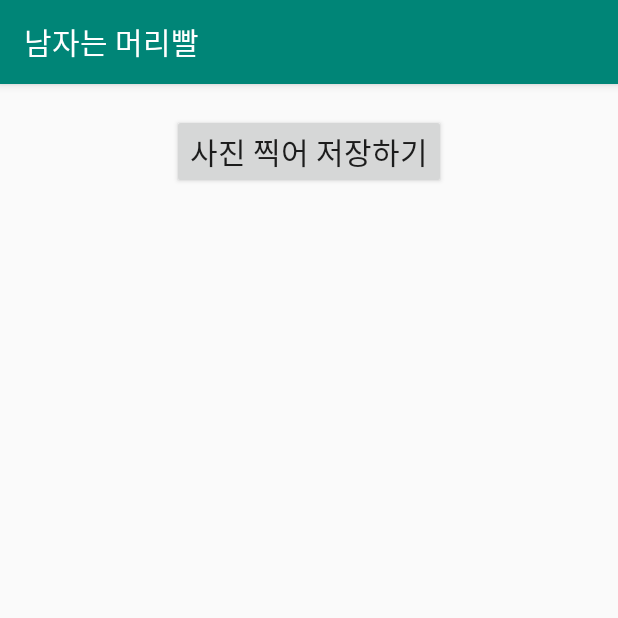
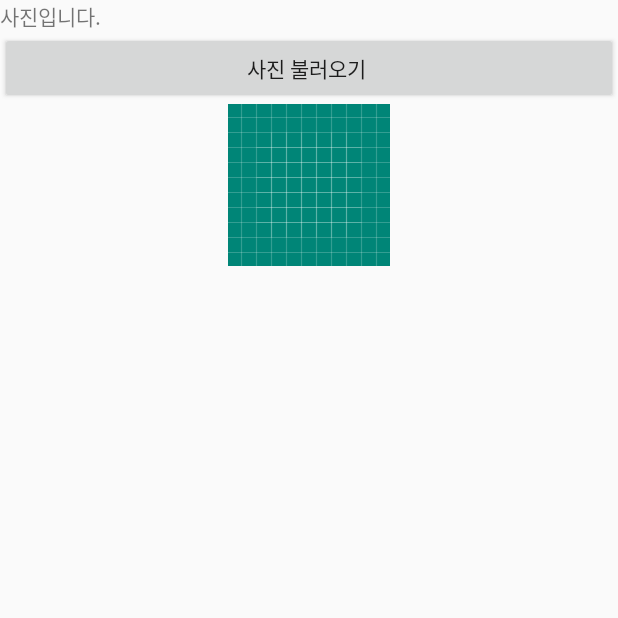
Before and after one commit to djatkdgus789/TeamProJect1, an Android app: the screen it shows after launch (CameraActivity), after a tap on "CAMERA", on a phone screen of 412 x 824 dp, the top half of it. Run offline under Robolectric (Android 15) with nearby library versions, the phone set to English and light mode, and no system bars.

Commit message:
Android
사진촬영후 사진 가져오기 구현
앨범에서 사진 가져오기 구현

```diff
--- a/AndroidStudioProjects/TeamProject1/app/build.gradle
+++ b/AndroidStudioProjects/TeamProject1/app/build.gradle
@@ -4,8 +4,8 @@ android {
     compileSdkVersion 28
     defaultConfig {
         applicationId "com.apress.gerber.teamproject1"
-        minSdkVersion 24
-        targetSdkVersion 28
+        minSdkVersion 20
+        targetSdkVersion 22
         versionCode 1
         versionName "1.0"
         testInstrumentationRunner "android.support.test.runner.AndroidJUnitRunner"
--- a/AndroidStudioProjects/TeamProject1/app/src/main/java/com/apress/gerber/teamproject1/CameraActivity.java
+++ b/AndroidStudioProjects/TeamProject1/app/src/main/java/com/apress/gerber/teamproject1/CameraActivity.java
@@ -1,75 +1,48 @@
 package com.apress.gerber.teamproject1;
 
-import android.content.Intent;
-import android.graphics.Bitmap;
-import android.graphics.BitmapFactory;
+import java.io.File;
 import android.net.Uri;
 import android.os.Bundle;
 import android.os.Environment;
 import android.provider.MediaStore;
-import android.support.v7.app.AppCompatActivity;
+import android.support.v4.content.FileProvider;
 import android.view.View;
+import android.app.Activity;
+import android.content.Intent;
+import android.graphics.Bitmap;
+import android.graphics.BitmapFactory;
+
 import android.widget.ImageView;
-import android.widget.Toast;
 
 
-import java.io.File;
-import java.io.IOException;
+public class CameraActivity extends Activity implements View.OnClickListener{
+    static String SAMPLEIMG=".test.jpg";
+    static File file = new File(Environment.getExternalStorageDirectory(), SAMPLEIMG);
+    static final int REQUEST_PICTURE=1;
 
-/**
- * 인텐트를 이용해 단말의 카메라 앱을 실행시켜 사진을 찍는 방법을 알 수 있습니다.
- *
- */
-public class CameraActivity extends AppCompatActivity {
-    public static final int REQUEST_IMAGE_CAPTURE = 1001;
-
-    File file = null;
-    ImageView imageView;
+    ImageView iv;
 
     @Override
-    protected void onCreate(Bundle savedInstanceState) {
+    protected void onCreate(Bundle savedInstanceState){
         super.onCreate(savedInstanceState);
         setContentView(R.layout.activity_camera);
-
-        imageView = (ImageView) findViewById(R.id.imageView);
-
-        try {
-            file = createFile();
-        } catch (IOException ex) {
-            ex.printStackTrace();
-        }
-
-    }
-
-    public void onButton1Clicked(View v) {
-        Intent intent = new Intent(MediaStore.ACTION_IMAGE_CAPTURE);
-        intent.putExtra(MediaStore.EXTRA_OUTPUT, Uri.fromFile(file));
-        if (intent.resolveActivity(getPackageManager()) != null) {
-            startActivityForResult(intent, REQUEST_IMAGE_CAPTURE);
-        }
-    }
-
-    private File createFile() throws IOException {
-        String imageFileName = "test.jpg";
-        File storageDir = Environment.getExternalStorageDirectory();
-        File curFile = new File(storageDir, imageFileName);
-
-        return curFile;
+        iv=(ImageView) findViewById(R.id.imgView);
+        findViewById(R.id.getCustom).setOnClickListener(this);
     }
 
     @Override
-    protected void onActivityResult(int requestCode, int resultCode, Intent data) {
-        if (requestCode == REQUEST_IMAGE_CAPTURE && resultCode == RESULT_OK) {
-            BitmapFactory.Options options = new BitmapFactory.Options();
-            options.inSampleSize = 8;
-            if (file != null) {
-                Bitmap bitmap = BitmapFactory.decodeFile(file.getAbsolutePath(), options);
-
-                imageView.setImageBitmap(bitmap);
-            } else {
-                Toast.makeText(getApplicationContext(), "File is null.", Toast.LENGTH_LONG).show();
-            }
+    public void onClick(View v){
+        Intent intent = new Intent(MediaStore.ACTION_IMAGE_CAPTURE);
+        intent.putExtra(MediaStore.EXTRA_OUTPUT, FileProvider.getUriForFile(this, "com.apress.gerber.teamproject1.fileprovider", file));
+        if (intent.resolveActivity(getPackageManager()) != null){
+            startActivityForResult(intent, REQUEST_PICTURE);
         }
     }
-
+    protected void onActivityResult(int requestCode,int resultCode,Intent data){
+        super.onActivityResult(requestCode, resultCode, data);
+        BitmapFactory.Options options = new BitmapFactory.Options();
+        options.inSampleSize = 8;
+        Bitmap bitmap = BitmapFactory.decodeFile(file.getAbsolutePath(), options);
+        iv.setImageBitmap(bitmap);
+    }
 }
--- a/AndroidStudioProjects/TeamProject1/app/src/main/java/com/apress/gerber/teamproject1/MainActivity.java
+++ b/AndroidStudioProjects/TeamProject1/app/src/main/java/com/apress/gerber/teamproject1/MainActivity.java
@@ -1,26 +1,19 @@
 package com.apress.gerber.teamproject1;
-
 
 import android.content.Intent;
 import android.net.Uri;
 import android.os.Bundle;
-
-import android.provider.MediaStore;
-
 import android.support.v7.app.AppCompatActivity;
 import android.support.v7.widget.Toolbar;
 import android.view.Menu;
 import android.view.MenuItem;
 import android.view.View;
 
-import android.view.textclassifier.TextLinks;
-import android.widget.Toast;
-
-
 
 public class MainActivity extends AppCompatActivity{
 
-    public static final int REQUEST_CODE_MENU = 101;
+    static final int CAMERA_ACTIVITY_CODE=1;
+    static final int ALBUM_ACTIVITY_CODE=2;
 
     @Override
     protected void onCreate(Bundle savedInstanceState) {
@@ -28,24 +21,10 @@ public class MainActivity extends AppCompatActivity{
         setContentView(R.layout.activity_main);
         Toolbar toolbar = (Toolbar) findViewById(R.id.toolbar);
         setSupportActionBar(toolbar);
-
-//        int permissionCheck = ContextCompat.checkSelfPermission(this, Manifest.permission.CAMERA);
-//        if (permissionCheck == PackageManager.PERMISSION_GRANTED){
-//            Toast.makeText(this, "카메라 권한 있음.", Toast.LENGTH_LONG).show();
-//        }else {
-//            Toast.makeText(this, "카메라 권한 없음", Toast.LENGTH_LONG).show();
-//            if (ActivityCompat.shouldShowRequestPermissionRationale(this, Manifest.permission.CAMERA)){
-//                Toast.makeText(this, "카메라 권한 설명 필요함.", Toast.LENGTH_LONG).show();
-//            }else {
-//                ActivityCompat.requestPermissions(this, new String[] {Manifest.permission.CAMERA}, 1);
-//            }
-//        }
-
     }
 
     @Override
     public boolean onCreateOptionsMenu(Menu menu) {
-        // Inflate the menu; this adds items to the action bar if it is present.
         getMenuInflater().inflate(R.menu.menu_main, menu);
         return true;
     }
@@ -56,8 +35,6 @@ public class MainActivity extends AppCompatActivity{
             case R.id.settings:
                 return true;
             case R.id.exit:
-//                View view = (View) findViewById(R.id.exit);
-//                ExitClick(view);
                 finish();
                 return true;
             default:
@@ -66,18 +43,13 @@ public class MainActivity extends AppCompatActivity{
     }
 
     public void CameraClick(View v) {
-//        Intent iCamera =  new Intent(MediaStore.INTENT_ACTION_STILL_IMAGE_CAMERA);
-//        Toast.makeText(getApplicationContext(), "사진을 찍어주세요.", Toast.LENGTH_LONG).show();
-//        startActivityForResult(iCamera, 0);
-        Intent intent = new Intent(getApplicationContext(), CameraActivity.class) ;
-        startActivityForResult(intent, REQUEST_CODE_MENU);
+       Intent iCamera = new Intent(this, CameraActivity.class);
+       startActivityForResult(iCamera, CAMERA_ACTIVITY_CODE);
     }
 
     public void FolderClick(View v){
-        Intent iFolder = new Intent(Intent.ACTION_PICK);
-        iFolder.setType(MediaStore.Images.Media.CONTENT_TYPE);
-        Toast.makeText(getApplicationContext(), "사진을 선택해 주세요", Toast.LENGTH_LONG).show();
-        startActivityForResult(iFolder, 0);
+        Intent iFolder = new Intent(this, AlbumActivity.class);
+        startActivityForResult(iFolder, ALBUM_ACTIVITY_CODE);
     }
 
     public void Button1Click(View v){
@@ -89,53 +61,4 @@ public class MainActivity extends AppCompatActivity{
         Intent iButton2  = new Intent(Intent.ACTION_VIEW, Uri.parse("http://google.com"));
         startActivity(iButton2);
     }
-
-//    public void ExitClick(View v){
-//        AlertDialog.Builder builder = new AlertDialog.Builder(this);
-//        builder.setTitle("안내");
-//        builder.setMessage("어딜 도망가");
-//        builder.setIcon(android.R.drawable.ic_dialog_alert);
-//        builder.setPositiveButton("예", new DialogInterface.OnClickListener() {
-//            @Override
-//            public void onClick(DialogInterface dialog, int which) {
-//                String message = "예 버튼이 눌렸습니다.";
-//                textView.setText(message);
-//            }
-//        });
-//
-//        builder.setNeutralButton("취소", new DialogInterface.OnClickListener() {
-//            @Override
-//            public void onClick(DialogInterface dialog, int which) {
-//                String message = "취소 버튼이 눌렸습니다.";
-//                textView.setText(message);
-//            }
-//        });
-//
-//        builder.setNeutralButton("아니오", new DialogInterface.OnClickListener() {
-//            @Override
-//            public void onClick(DialogInterface dialog, int which) {
-//                String message = "아니오 버튼이 눌렸습니다.";
-//                textView.setText(message);
-//            }
-//        });
-//
-//        AlertDialog dialog = builder.create();
-//        dialog.show();
-//
-//    }
-
-
-//    @Override
-//    public void onRequestPermissionsResult(int requestCode, @NonNull String[] permissions, @NonNull int[] grantResults) {
-//        switch (requestCode){
-//            case 1:{
-//                if (grantResults.length > 0 && grantResults[0] == PackageManager.PERMISSION_GRANTED){
-//                    Toast.makeText(this, "카메라 권한을 사용자가 승인함.", Toast.LENGTH_LONG).show();
-//                }else {
-//                    Toast.makeText(this, "카메라 권한 거부됨.", Toast.LENGTH_LONG).show();
-//                }
-//                return;
-//            }
-//        }
-//    }
 }
--- a/AndroidStudioProjects/TeamProject1/app/src/main/res/layout-v26/activity_camera.xml
+++ /dev/null
@@ -1,24 +0,0 @@
-<?xml version="1.0" encoding="utf-8"?>
-<LinearLayout xmlns:android="http://schemas.android.com/apk/res/android"
-    android:layout_width="match_parent"
-    android:layout_height="match_parent"
-    android:orientation="vertical"
-    >
-
-
-    <Button
-        android:id="@+id/saveBtn"
-        android:layout_width="wrap_content"
-        android:layout_height="wrap_content"
-        android:layout_marginVertical="20dp"
-        android:layout_gravity="center"
-        android:text="사진 찍어 저장하기"
-        android:textSize="20dp" />
-
-    <FrameLayout
-        android:id="@+id/previewFrame"
-        android:layout_width="match_parent"
-        android:layout_height="match_parent">
-
-    </FrameLayout>
-</LinearLayout>
--- a/AndroidStudioProjects/TeamProject1/app/src/main/res/layout/activity_camera.xml
+++ b/AndroidStudioProjects/TeamProject1/app/src/main/res/layout/activity_camera.xml
@@ -1,22 +1,45 @@
-<RelativeLayout xmlns:android="http://schemas.android.com/apk/res/android"
+<LinearLayout xmlns:android="http://schemas.android.com/apk/res/android"
+
+    xmlns:tools="http://schemas.android.com/tools"
+
     android:layout_width="match_parent"
-    android:layout_height="match_parent">
+
+    android:layout_height="match_parent"
+
+    android:layout_gravity="center"
+    android:orientation="vertical"
+    tools:context=".CameraActivity">
+
+
+    <TextView
+
+        android:layout_width="fill_parent"
+
+        android:layout_height="wrap_content"
+
+        android:text="사진입니다. "
+
+        />
+
+    <Button
+
+        android:id="@+id/getCustom"
+
+        android:layout_width="fill_parent"
+
+        android:layout_height="wrap_content"
+
+        android:text="사진 불러오기 " />
+
     <ImageView
-        android:id="@+id/imageView"
-        android:layout_width="wrap_content"
+
+        android:id="@+id/imgView"
+
+        android:layout_width="fill_parent"
+
         android:layout_height="wrap_content"
-        android:layout_alignParentBottom="true"
-        android:layout_alignParentStart="true"
-        android:layout_alignParentEnd="true"
-        android:layout_below="@+id/button"
-        android:src="@mipmap/ic_launcher"
-        android:contentDescription="@string/todo" />
-    <Button
-        android:id="@+id/button"
-        android:layout_width="wrap_content"
-        android:layout_height="wrap_content"
-        android:layout_alignParentTop="true"
-        android:layout_centerHorizontal="true"
-        android:onClick="onButton1Clicked"
-        android:text="@string/TakePhoto"/>
-</RelativeLayout>
+
+        android:scaleType="fitCenter"
+        android:src="@drawable/ic_launcher_background" />
+
+</LinearLayout>
--- /dev/null
+++ b/AndroidStudioProjects/TeamProject1/app/src/main/res/xml/filepaths.xml
@@ -0,0 +1,4 @@
+<?xml version="1.0" encoding="utf-8"?>
+<paths xmlns:android="http://schemas.android.com/apk/res/android">
+    <external-path name="storage/emulated" path="."/>
+</paths>
```
Also changed, not shown: AndroidStudioProjects/TeamProject1/app/src/main/AndroidManifest.xml (+22 -4 lines), AndroidStudioProjects/TeamProject1/app/src/main/java/com/apress/gerber/teamproject1/AlbumActivity.java (added, +42 -0 lines).
